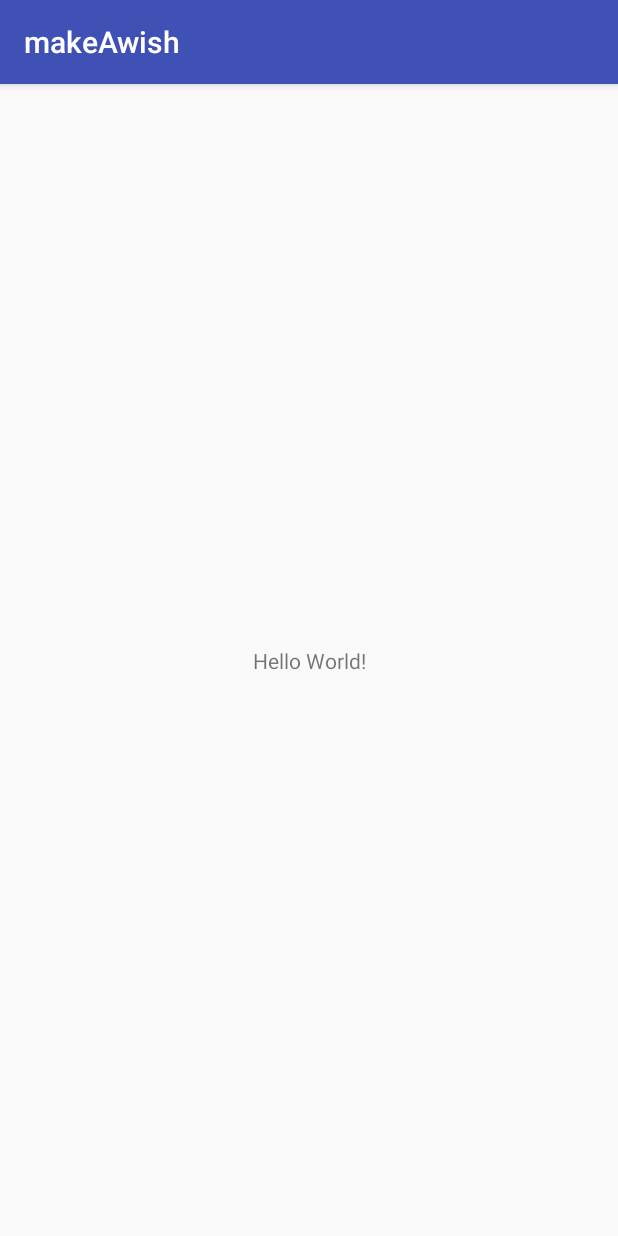
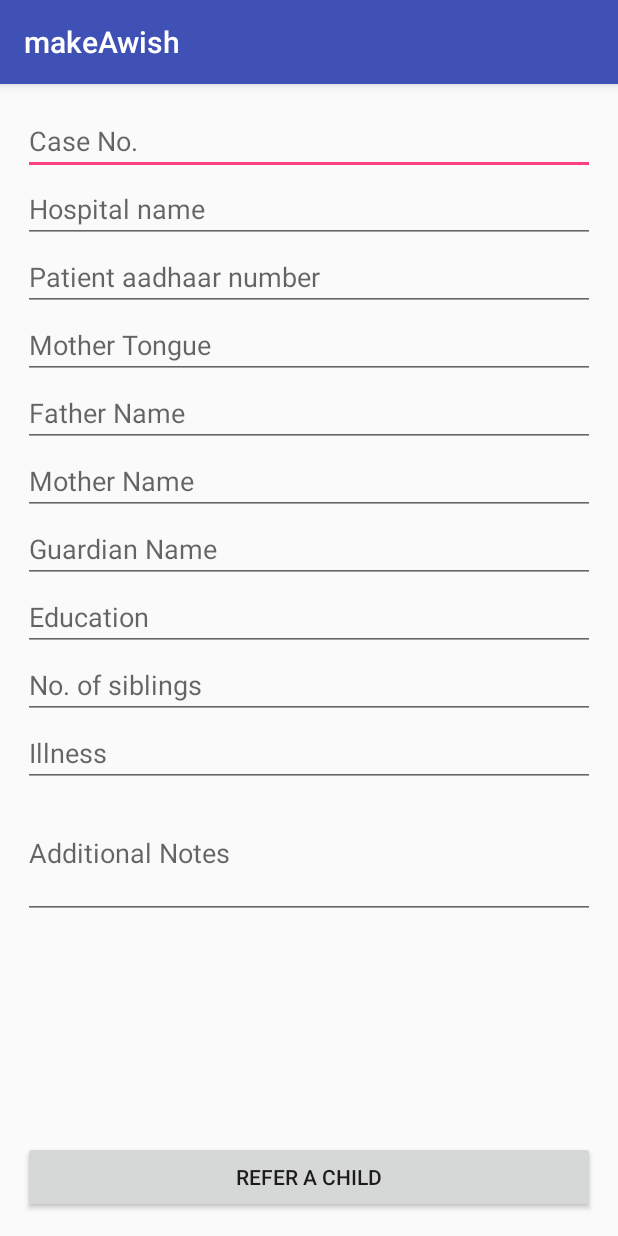
Before and after one commit to Mumbai2017/team-16, an Android app: the screen it shows after launch (MainActivity before the commit, ReferralForm after it), on a phone screen of 412 x 824 dp. Run offline under Robolectric (Android 15) with nearby library versions, the phone set to English and light mode, and no system bars.

Commit message:
referral form ui complete

```diff
--- a/App/makeAwish/app/src/main/AndroidManifest.xml
+++ b/App/makeAwish/app/src/main/AndroidManifest.xml
@@ -10,14 +10,18 @@
         android:supportsRtl="true"
         android:theme="@style/AppTheme">
         <activity android:name=".MainActivity">
+
+        </activity>
+        <activity android:name=".ConsentForm" >
+
+            </activity>
+        <activity android:name=".ReferralForm">
             <intent-filter>
                 <action android:name="android.intent.action.MAIN" />
 
                 <category android:name="android.intent.category.LAUNCHER" />
             </intent-filter>
         </activity>
-        <activity android:name=".ConsentForm" />
-        <activity android:name=".ReferralForm"></activity>
     </application>
 
 </manifest>
--- a/App/makeAwish/app/src/main/java/good/force/teah/makeawish/ReferralForm.java
+++ b/App/makeAwish/app/src/main/java/good/force/teah/makeawish/ReferralForm.java
@@ -2,12 +2,37 @@ package good.force.teah.makeawish;
 
 import android.support.v7.app.AppCompatActivity;
 import android.os.Bundle;
+import android.support.v7.widget.Toolbar;
+import android.view.View;
+import android.widget.EditText;
+import android.widget.Button;
+import android.widget.Toast;
 
 public class ReferralForm extends AppCompatActivity {
+EditText caseNo, hospitalName, adhaar, mothertongue, fname, mname, gname, education, siblings, illness, notes;
 
+    Button refer;
     @Override
     protected void onCreate(Bundle savedInstanceState) {
         super.onCreate(savedInstanceState);
         setContentView(R.layout.activity_referral_form);
+        caseNo=(EditText)findViewById(R.id.caseNo);
+        hospitalName=(EditText)findViewById(R.id.hospName);
+        adhaar=(EditText)findViewById(R.id.adhaarNo);
+        mothertongue=(EditText)findViewById(R.id.mptherTongue);
+        fname=(EditText) findViewById(R.id.fName);
+        mname=(EditText) findViewById(R.id.mName);
+        gname=(EditText) findViewById(R.id.gName);
+        education=(EditText) findViewById(R.id.education);
+        siblings=(EditText) findViewById(R.id.siblings);
+        illness=(EditText) findViewById(R.id.illness);
+        notes=(EditText) findViewById(R.id.notes);
+        refer=(Button) findViewById(R.id.refer);
+        refer.setOnClickListener(new View.OnClickListener() {
+            @Override
+            public void onClick(View v) {
+
+            }
+        });
     }
 }
--- a/App/makeAwish/app/src/main/res/layout/activity_consent_form.xml
+++ b/App/makeAwish/app/src/main/res/layout/activity_consent_form.xml
@@ -52,11 +52,11 @@
         android:ems="10"
         android:inputType="textPersonName"
         android:hint="Parent/ Guardian Name"
-        android:layout_marginTop="20sp"/>
+        android:layout_marginTop="10sp"/>
 
 
     <EditText
-        android:layout_marginTop="20sp"
+        android:layout_marginTop="10sp"
         android:id="@+id/editText3"
         android:layout_width="match_parent"
         android:layout_height="wrap_content"
@@ -65,7 +65,7 @@
         android:hint="Witness name" />
 
     <EditText
-        android:layout_marginTop="20sp"
+        android:layout_marginTop="10sp"
         android:id="@+id/editText2"
         android:layout_width="match_parent"
         android:layout_height="wrap_content"
--- a/App/makeAwish/app/src/main/res/layout/activity_referral_form.xml
+++ b/App/makeAwish/app/src/main/res/layout/activity_referral_form.xml
@@ -1,9 +1,114 @@
 <?xml version="1.0" encoding="utf-8"?>
-<LinearLayout xmlns:android="http://schemas.android.com/apk/res/android"
+<RelativeLayout xmlns:android="http://schemas.android.com/apk/res/android"
     xmlns:app="http://schemas.android.com/apk/res-auto"
     xmlns:tools="http://schemas.android.com/tools"
     android:layout_width="match_parent"
     android:layout_height="match_parent"
+    android:layout_margin="15sp"
     tools:context="good.force.teah.makeawish.ReferralForm">
 
-</LinearLayout>
+
+    <ScrollView
+        android:layout_width="match_parent"
+        android:layout_height="wrap_content">
+        <LinearLayout
+            android:layout_width="match_parent"
+            android:layout_height="wrap_content"
+            android:orientation="vertical">
+            <EditText
+                android:id="@+id/caseNo"
+                android:layout_width="match_parent"
+                android:layout_height="wrap_content"
+                android:ems="10"
+                android:hint="Case No." />
+
+            <EditText
+                android:id="@+id/hospName"
+                android:layout_width="match_parent"
+                android:layout_height="wrap_content"
+                android:ems="10"
+                android:hint="Hospital name"
+                android:inputType="textPersonName" />
+            <EditText
+                android:id="@+id/adhaarNo"
+                android:layout_width="match_parent"
+                android:layout_height="wrap_content"
+                android:ems="10"
+                android:hint="Patient aadhaar number"
+                android:inputType="number" />
+
+            <EditText
+                android:id="@+id/mptherTongue"
+                android:layout_width="match_parent"
+                android:layout_height="wrap_content"
+                android:ems="10"
+                android:hint="Mother Tongue"
+                android:inputType="textPersonName" />
+
+            <EditText
+                android:id="@+id/fName"
+                android:layout_width="match_parent"
+                android:layout_height="wrap_content"
+                android:ems="10"
+                android:hint="Father Name"
+                android:inputType="textPersonName" />
+
+            <EditText
+                android:id="@+id/mName"
+                android:layout_width="match_parent"
+                android:layout_height="wrap_content"
+                android:ems="10"
+                android:hint="Mother Name"
+                android:inputType="textPersonName" />
+            <EditText
+                android:id="@+id/gName"
+                android:layout_width="match_parent"
+                android:layout_height="wrap_content"
+                android:ems="10"
+                android:hint="Guardian Name"
+                android:inputType="textPersonName" />
+
+            <EditText
+                android:id="@+id/education"
+                android:layout_width="match_parent"
+                android:layout_height="wrap_content"
+                android:ems="10"
+                android:hint="Education"
+                android:inputType="textPersonName" />
+
+            <EditText
+                android:id="@+id/siblings"
+                android:layout_width="match_parent"
+                android:layout_height="wrap_content"
+                android:ems="10"
+                android:hint="No. of siblings"
+                android:inputType="number" />
+
+            <EditText
+                android:id="@+id/illness"
+                android:layout_width="match_parent"
+                android:layout_height="wrap_content"
+                android:ems="10"
+                android:hint="Illness"
+                android:inputType="textPersonName" />
+            <EditText
+                android:id="@+id/notes"
+                android:layout_width="match_parent"
+                android:layout_height="wrap_content"
+                android:layout_marginBottom="70sp"
+                android:ems="10"
+                android:hint="Additional Notes"
+                android:inputType="textMultiLine"
+                android:lines="3" />
+            </LinearLayout>
+        </ScrollView>
+
+    <Button
+        android:id="@+id/refer"
+        android:layout_width="match_parent"
+        android:layout_height="wrap_content"
+        android:layout_alignParentBottom="true"
+        android:text="refer a child" />
+
+
+</RelativeLayout>
```
